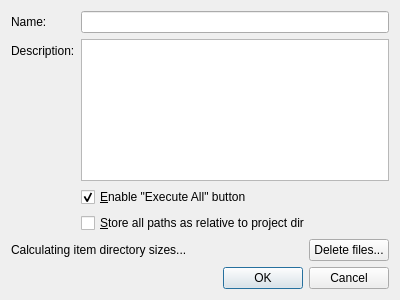
First picture: the form in spinetoolbox/ui/project_settings_dialog.ui, repository spine-tools/Spine-Toolbox, before the edit.
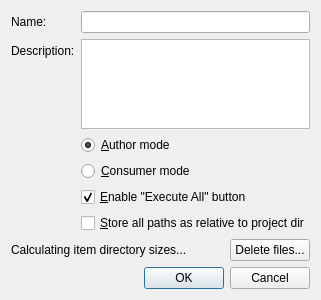
Second picture: the form after the edit.

Commit message:
Add "author" and "consumer" modes to project
Currently, the mode is just a project setting that gets stored in
the .spinetoolbox/local/ folder. It isn't used for anything yet.

Re #2509

Diff of the .ui file:
```diff
--- a/spinetoolbox/ui/project_settings_dialog.ui
+++ b/spinetoolbox/ui/project_settings_dialog.ui
@@ -19,7 +19,7 @@
    <rect>
     <x>0</x>
     <y>0</y>
-    <width>400</width>
+    <width>315</width>
     <height>300</height>
    </rect>
   </property>
@@ -36,6 +36,13 @@
        </property>
       </widget>
      </item>
+     <item row="0" column="1">
+      <widget class="QLineEdit" name="name_line_edit">
+       <property name="readOnly">
+        <bool>true</bool>
+       </property>
+      </widget>
+     </item>
      <item row="1" column="0">
       <widget class="QLabel" name="label_3">
        <property name="text">
@@ -47,6 +54,29 @@
       <widget class="QPlainTextEdit" name="description_text_edit"/>
      </item>
      <item row="2" column="1">
+      <widget class="QRadioButton" name="author_mode_button">
+       <property name="toolTip">
+        <string>In Author mode, changes will be saved to the regular &lt;project dir&gt;/.spinetoolbox/project.json file.</string>
+       </property>
+       <property name="text">
+        <string>&amp;Author mode</string>
+       </property>
+       <property name="checked">
+        <bool>true</bool>
+       </property>
+      </widget>
+     </item>
+     <item row="3" column="1">
+      <widget class="QRadioButton" name="consumer_mode_button">
+       <property name="toolTip">
+        <string>In Consumer mode, changes will be saved to &lt;project dir&gt;/.spinetoolbox/local/ directory.</string>
+       </property>
+       <property name="text">
+        <string>&amp;Consumer mode</string>
+       </property>
+      </widget>
+     </item>
+     <item row="4" column="1">
       <widget class="QCheckBox" name="enable_execute_all_check_box">
        <property name="text">
         <string>&amp;Enable &quot;Execute All&quot; button</string>
@@ -56,14 +86,7 @@
        </property>
       </widget>
      </item>
-     <item row="0" column="1">
-      <widget class="QLineEdit" name="name_line_edit">
-       <property name="readOnly">
-        <bool>true</bool>
-       </property>
-      </widget>
-     </item>
-     <item row="3" column="1">
+     <item row="5" column="1">
       <widget class="QCheckBox" name="store_paths_as_relative_check_box">
        <property name="text">
         <string>&amp;Store all paths as relative to project dir</string>
```
Left out of the diff: 4 changed lines with no effect on the pictures. The commit also changes 10 other files.
